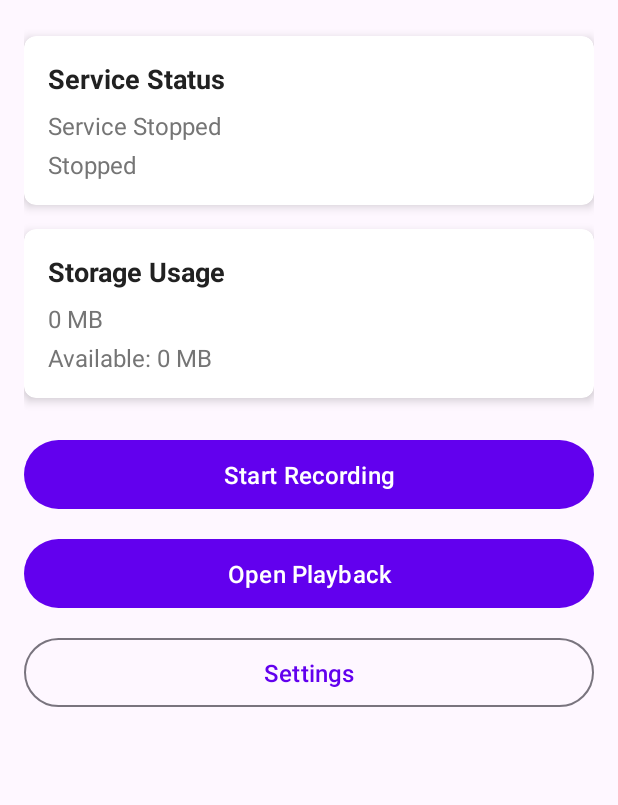
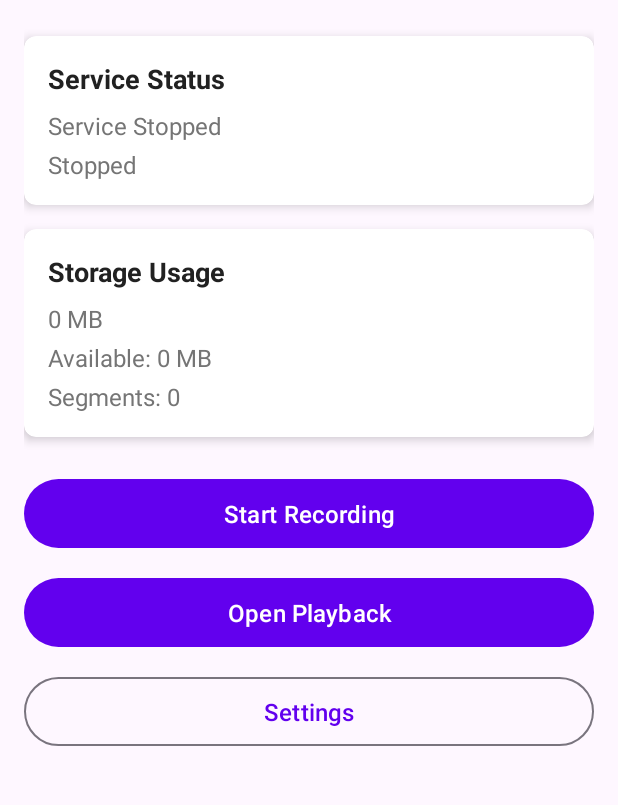
Before and after one commit to 151henry151/listen, an Android app: the layout activity_main.xml on its own in the app's theme, with its tools: preview values and no code run, on a phone screen of 412 x 824 dp, the part 115-920 px from its top. Run offline under Robolectric (Android 15) with nearby library versions, the phone set to English and light mode, and no system bars.

Commit message:
Add wake lock and segment count display for improved service reliability
Co-authored-by: 151henry151 <151henry151@gmail.com>

```diff
--- a/app/src/main/java/com/listen/app/ui/MainActivity.kt
+++ b/app/src/main/java/com/listen/app/ui/MainActivity.kt
@@ -193,6 +193,7 @@ class MainActivity : AppCompatActivity() {
                 // Update storage information
                 val storageStats = storageManager.getFormattedStorageUsage()
                 val availableStorage = storageManager.getFormattedAvailableStorage()
+                val segmentCount = database.segmentDao().getSegmentCount()
 
                 // Update UI elements
                 binding.tvServiceStatus.text = if (isServiceEnabled) {
@@ -209,6 +210,7 @@ class MainActivity : AppCompatActivity() {
 
                 binding.tvStorageUsage.text = storageStats
                 binding.tvAvailableStorage.text = "Available: $availableStorage"
+                binding.tvSegmentsCount.text = "Segments: $segmentCount"
 
                 maybeWarnLowStorage()
 
--- a/app/src/main/res/layout/activity_main.xml
+++ b/app/src/main/res/layout/activity_main.xml
@@ -105,6 +105,15 @@
                 android:textSize="16sp"
                 android:textColor="@color/text_secondary" />
 
+            <TextView
+                android:id="@+id/tv_segments_count"
+                android:layout_width="wrap_content"
+                android:layout_height="wrap_content"
+                android:layout_marginTop="4dp"
+                android:text="Segments: 0"
+                android:textSize="16sp"
+                android:textColor="@color/text_secondary" />
+
         </LinearLayout>
 
     </androidx.cardview.widget.CardView>
```
Also changed, not shown: app/src/main/java/com/listen/app/service/ListenForegroundService.kt (+30 -0 lines).
